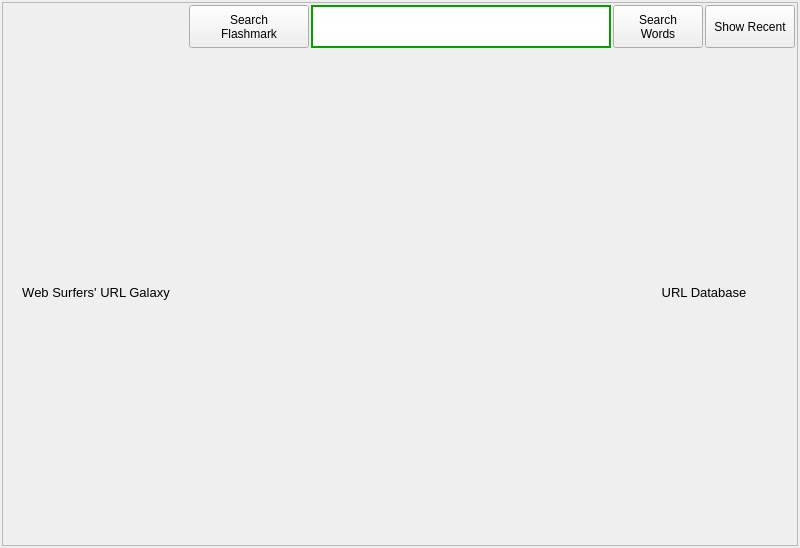
Qt form ui/url-display.ui (berndhs/arado) before a commit.
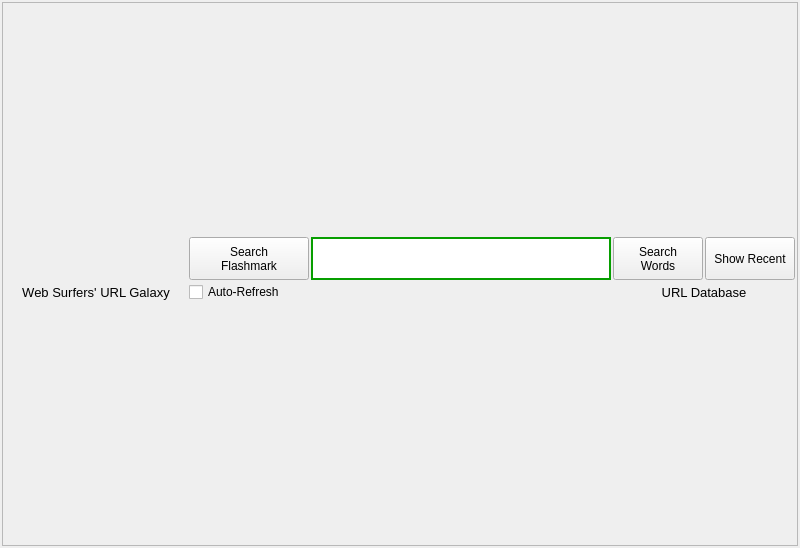
The same form after that commit. Icons and pictures are not drawn.

Commit message: show autorefresh state and allow change

Diff of the .ui file:
```diff
--- a/ui/url-display.ui
+++ b/ui/url-display.ui
@@ -36,8 +36,8 @@
        <rect>
         <x>0</x>
         <y>0</y>
-        <width>836</width>
-        <height>511</height>
+        <width>895</width>
+        <height>510</height>
        </rect>
       </property>
       <property name="sizePolicy">
@@ -361,6 +361,13 @@
            </property>
           </widget>
          </item>
+         <item row="2" column="1">
+          <widget class="QCheckBox" name="autoCheck">
+           <property name="text">
+            <string>Auto-Refresh</string>
+           </property>
+          </widget>
+         </item>
         </layout>
        </item>
        <item row="1" column="0">
```
Left out of the diff: 3 changed lines with no effect on the pictures. The commit also changes 2 other files.
